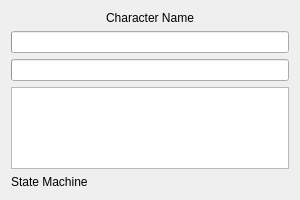
Above: rl_ui/characterDetailDialog.ui from SandSnip3r/Hyperbot before the change. Below: the same form after it.
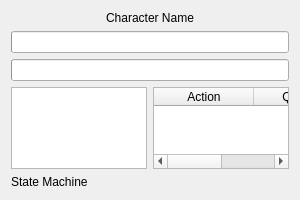
That is the form after the change.

Commit message: Rearrange CharacterDetailDialog layout

The edit to the form file:
```diff
--- a/rl_ui/characterDetailDialog.ui
+++ b/rl_ui/characterDetailDialog.ui
@@ -36,6 +36,8 @@
       </widget>
     </item>
     <item>
+    <layout class="QHBoxLayout" name="listsLayout">
+     <item>
      <widget class="QListWidget" name="skillCooldownList">
       <property name="iconSize">
        <size>
@@ -44,6 +46,28 @@
        </size>
       </property>
      </widget>
+     </item>
+     <item>
+      <widget class="QTableWidget" name="qValuesTable">
+       <property name="rowCount">
+        <number>0</number>
+       </property>
+       <property name="columnCount">
+        <number>2</number>
+       </property>
+       <column>
+        <property name="text">
+         <string>Action</string>
+        </property>
+       </column>
+       <column>
+        <property name="text">
+         <string>Q-Value</string>
+        </property>
+       </column>
+      </widget>
+     </item>
+    </layout>
     </item>
     <item>
       <widget class="QLabel" name="stateMachineLabel">
```
Lines whose indentation alone changed are shown as unchanged. The commit also changes 1 other file.
